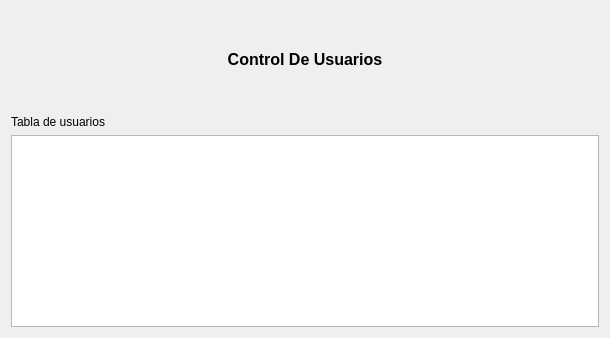
MReyes09/-EDD-Proyectos_202202233, file Proyecto_Fase_2/usuarioswidget.ui: the form before one commit.
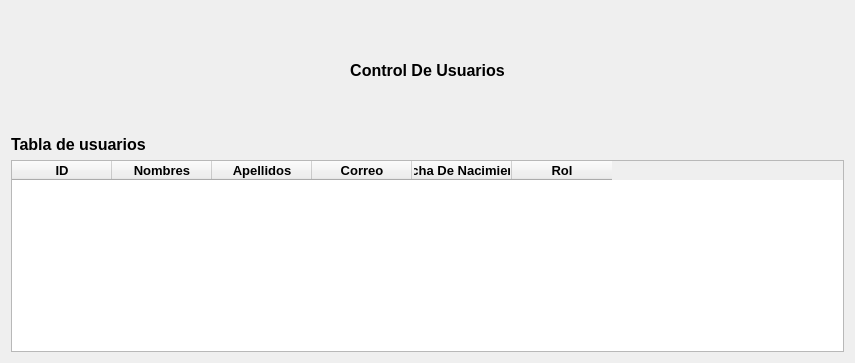
The form after the commit.

Diff of the .ui file:
```diff
--- a/Proyecto_Fase_2/usuarioswidget.ui
+++ b/Proyecto_Fase_2/usuarioswidget.ui
@@ -6,15 +6,13 @@
    <rect>
     <x>0</x>
     <y>0</y>
-    <width>610</width>
-    <height>338</height>
+    <width>855</width>
+    <height>363</height>
    </rect>
   </property>
   <property name="windowTitle">
    <string>Form</string>
   </property>
-  <layout class="QVBoxLayout" name="verticalLayout_4">
-   <item>
     <layout class="QVBoxLayout" name="verticalLayout_3">
      <item>
       <layout class="QVBoxLayout" name="verticalLayout_2">
@@ -27,8 +25,8 @@
            </property>
            <property name="sizeHint" stdset="0">
             <size>
-             <width>20</width>
-             <height>40</height>
+           <width>579</width>
+           <height>27</height>
             </size>
            </property>
           </spacer>
@@ -47,8 +45,8 @@
            </property>
            <property name="sizeHint" stdset="0">
             <size>
-             <width>20</width>
-             <height>40</height>
+           <width>579</width>
+           <height>28</height>
             </size>
            </property>
           </spacer>
@@ -57,6 +55,13 @@
        </item>
        <item>
         <widget class="QLabel" name="label">
+       <property name="font">
+        <font>
+         <family>Arial</family>
+         <pointsize>12</pointsize>
+         <bold>true</bold>
+        </font>
+       </property>
          <property name="text">
           <string>Tabla de usuarios</string>
          </property>
@@ -65,9 +70,51 @@
       </layout>
      </item>
      <item>
-      <widget class="QTableView" name="tableView"/>
-     </item>
-    </layout>
+    <widget class="QTableWidget" name="tableWidgetUsers">
+     <property name="font">
+      <font>
+       <family>Arial</family>
+       <pointsize>10</pointsize>
+       <bold>true</bold>
+      </font>
+     </property>
+     <property name="editTriggers">
+      <set>QAbstractItemView::EditTrigger::NoEditTriggers</set>
+     </property>
+     <attribute name="verticalHeaderVisible">
+      <bool>false</bool>
+     </attribute>
+     <column>
+      <property name="text">
+       <string>ID</string>
+      </property>
+     </column>
+     <column>
+      <property name="text">
+       <string>Nombres</string>
+      </property>
+     </column>
+     <column>
+      <property name="text">
+       <string>Apellidos</string>
+      </property>
+     </column>
+     <column>
+      <property name="text">
+       <string>Correo</string>
+      </property>
+     </column>
+     <column>
+      <property name="text">
+       <string>Fecha De Nacimiento</string>
+      </property>
+     </column>
+     <column>
+      <property name="text">
+       <string>Rol</string>
+      </property>
+     </column>
+    </widget>
    </item>
   </layout>
  </widget>
```
Lines whose indentation alone changed are shown as unchanged.
